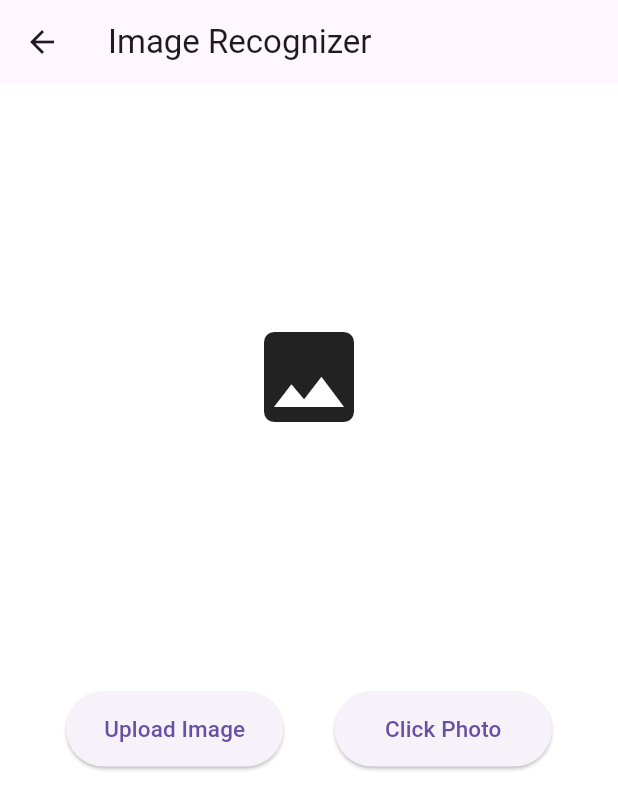
After one commit to Sagar-Wadhwa-726/ByteBot, a Flutter app: the AltTextScreen screen opened directly, after a tap on "Upload Image", on a phone screen of 412 x 824 dp. The commit adds this screen. Shown: the top 809 px of the screen. Run offline on Flutter 3.47's test engine with Material 2 defaults, Android fonts, the light colour scheme and no system bars; our stand-ins replace animate_do, firebase_auth, firebase_core, flutter_tts, get, image_picker and 1 more; missing offline and left inert: google_ml_kit; accounts and stored records are empty.

Commit message:
Added image descriptor

```diff
--- a/lib/screens/home_screen.dart
+++ b/lib/screens/home_screen.dart
@@ -12,6 +12,7 @@ import 'package:speech_to_text/speech_recognition_result.dart';
 import 'package:speech_to_text/speech_to_text.dart';
 import '../reusable_widgets/reusable_widgets.dart';
 import 'about.dart';
+import 'image_desc.dart';
 import 'contact.dart';
 
 class HomeScreen extends StatefulWidget {
@@ -127,6 +128,11 @@ class _HomeScreenState extends State<HomeScreen> {
                 Navigator.push(context,
                     MaterialPageRoute(builder: (context) => ContactPage()));
               }),
+              drawerTiles(context, Icons.image, "Image Descriptor", () {
+                Navigator.push(context,
+                    MaterialPageRoute(builder: (context) => AltTextScreen()));
+              }),
+              SizedBox(height: 10),
               SizedBox(height: 40),
               Container(
                 padding: EdgeInsets.all(0),
--- /dev/null
+++ b/lib/screens/image_desc.dart
@@ -0,0 +1,165 @@
+// ignore_for_file: prefer_const_constructors, depend_on_referenced_packages, unused_local_variable, non_constant_identifier_names, unnecessary_null_comparison, sized_box_for_whitespace, prefer_typing_uninitialized_variables
+import 'dart:convert';
+import 'dart:io';
+import 'package:flutter/material.dart';
+import 'package:google_ml_kit/google_ml_kit.dart';
+import 'package:image_picker/image_picker.dart';
+
+class AltTextScreen extends StatefulWidget {
+  const AltTextScreen({super.key});
+
+  @override
+  State<AltTextScreen> createState() => _AltTextScreenState();
+}
+
+class _AltTextScreenState extends State<AltTextScreen> {
+  bool imageLabelChecking = false;
+  File? selectedImage;
+  StringBuffer sb = StringBuffer();
+  String base64Image = "";
+
+  void getImageLabel(File image) async {
+    setState(() {
+      imageLabelChecking = true;
+      sb.clear();
+    });
+    final inputImage = InputImage.fromFilePath(image.path);
+    ImageLabeler imageLabeler =
+        ImageLabeler(options: ImageLabelerOptions(confidenceThreshold: 0.7));
+
+    //this method returns a list of image lables
+    List<ImageLabel> labels = await imageLabeler.processImage(inputImage);
+
+    for (ImageLabel imgLabel in labels) {
+      String lbltext = imgLabel.label;
+      double confidence = imgLabel.confidence;
+      sb.write(lbltext);
+      sb.write(": ");
+      sb.write((confidence * 100).toStringAsFixed(0));
+      sb.write("%\n");
+    }
+    imageLabeler.close();
+    imageLabelChecking = false;
+    setState(() {});
+  }
+
+  Future<void> chooseImage(type) async {
+    var image;
+    if (type == "camera") {
+      image = await ImagePicker().pickImage(source: ImageSource.camera);
+    } else {
+      image = await ImagePicker().pickImage(source: ImageSource.gallery);
+    }
+    if (image != null) {
+      setState(() {
+        selectedImage = File(image.path);
+        base64Image = base64Encode(selectedImage!.readAsBytesSync());
+      });
+    }
+  }
+
+  // Object of ImagePicker class
+  ImagePicker image = ImagePicker();
+
+  @override
+  Widget build(BuildContext context) {
+    return Scaffold(
+      appBar: AppBar(
+        title: Text("Image Recognizer"),
+      ),
+      body: Container(
+        height: MediaQuery.of(context).size.height,
+        width: MediaQuery.of(context).size.width,
+        child: Column(
+          children: [
+            SizedBox(height: 20),
+            Container(
+              height: 350,
+              width: 380,
+              child: selectedImage == null
+                  ? Icon(Icons.image, size: 80)
+                  : Image.file(
+                      selectedImage!,
+                      fit: BoxFit.cover,
+                    ),
+            ),
+            SizedBox(height: 5),
+            Padding(
+              padding: EdgeInsets.fromLTRB(10, 30, 10, 20),
+              child: Row(
+                mainAxisAlignment: MainAxisAlignment.spaceEvenly,
+                children: [
+                  ElevatedButton(
+                    onPressed: () {
+                      selectedImage == null;
+                      setState(() {});
+                      chooseImage("Gallery");
+                    },
+                    style: ElevatedButton.styleFrom(fixedSize: Size(145, 50)),
+                    child: Text(
+                      "Upload Image",
+                      style: TextStyle(
+                        fontSize: 15,
+                      ),
+                      textAlign: TextAlign.center,
+                    ),
+                  ),
+                  ElevatedButton(
+                    onPressed: () {
+                      selectedImage == null;
+                      setState(() {});
+                      chooseImage("camera");
+                    },
+                    style: ElevatedButton.styleFrom(fixedSize: Size(145, 50)),
+                    child: Text(
+                      "Click Photo",
+                      style: TextStyle(
+                        fontSize: 15,
+                        decoration: TextDecoration.none,
+                      ),
+                      textAlign: TextAlign.center,
+                    ),
+                  ),
+                ],
+              ),
+            ),
+            SizedBox(height: 20),
+            selectedImage == null
+                ? SizedBox(height: 0)
+                : ((imageLabelChecking == true))
+                    ? CircularProgressIndicator(
+                        color: Colors.black,
+                      )
+                    : ElevatedButton(
+                        onPressed: () {
+                          imageLabelChecking = true;
+                          setState(() {});
+                          getImageLabel(selectedImage!);
+                        },
+                        style:
+                            ElevatedButton.styleFrom(fixedSize: Size(150, 50)),
+                        child: Text(
+                          "Analyze Image",
+                          style: TextStyle(
+                            fontSize: 15,
+                            decoration: TextDecoration.none,
+                          ),
+                          textAlign: TextAlign.center,
+                        ),
+                      ),
+            SizedBox(height: 20),
+            Text(
+              sb.toString(),
+              style: TextStyle(
+                fontFamily: "Cera Pro",
+                fontSize: 17,
+                decoration: TextDecoration.none,
+              ),
+              textAlign: TextAlign.center,
+            ),
+          ],
+        ),
+      ),
+    );
+  }
+}
--- a/lib/screens/secrets.dart
+++ b/lib/screens/secrets.dart
@@ -1 +1 @@
-const openAIAPIKey = "<YOUR-OPENAI-APIKEY-HERE>";
+const openAIAPIKey = "<YOUR-OPENAI-API-KEY-HERE>";
--- a/pubspec.yaml
+++ b/pubspec.yaml
@@ -44,6 +44,9 @@ dependencies:
   animate_do: ^3.0.2
   url_launcher_android: ^6.0.35
   url_launcher: ^6.1.11
+  image_picker: ^0.8.8
+  google_ml_kit: ^0.15.0
+  google_mlkit_image_labeling: ^0.7.0
 
 dev_dependencies:
   flutter_test:
```
Also changed, not shown: pubspec.lock, 5 other files.
